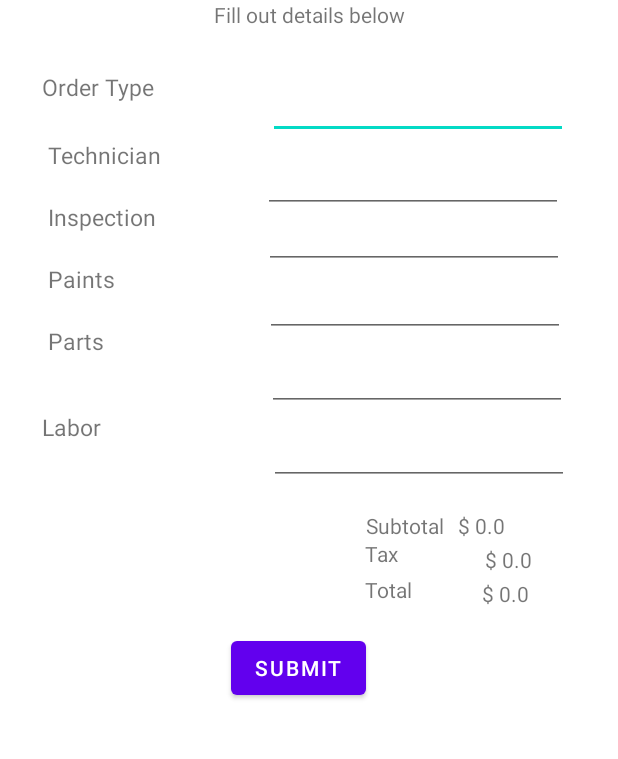
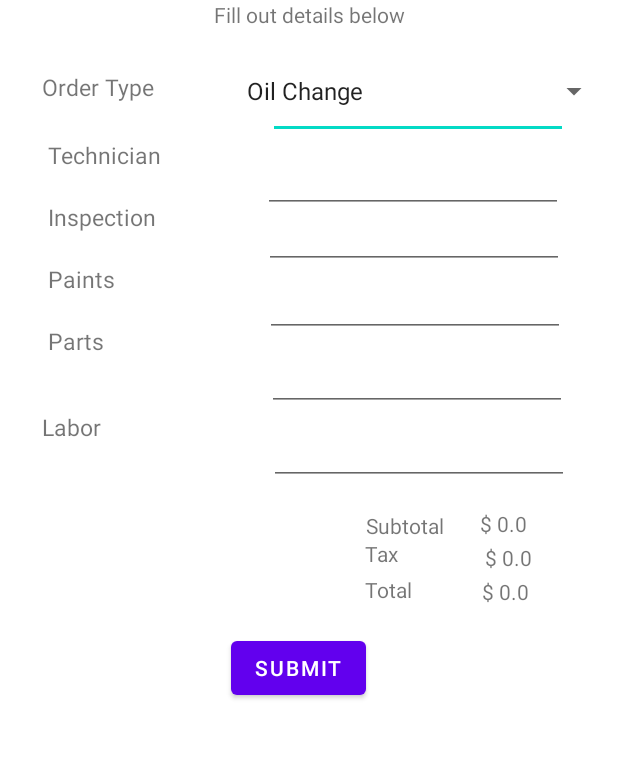
Before and after one commit to JaydenCruz2004/CSC2990-RepairOrder, an Android app: the screen it shows after launch (RepairOrderActivity), on a phone screen of 412 x 824 dp, the part 145-904 px from its top. Run offline under Robolectric (Android 15) with nearby library versions, the phone set to English and light mode, and no system bars.

```diff
--- a/app/src/main/java/com/example/repairorder/RepairOrderActivity.java
+++ b/app/src/main/java/com/example/repairorder/RepairOrderActivity.java
@@ -3,8 +3,11 @@ package com.example.repairorder;
 import android.os.Bundle;
 import android.util.Log;
 import android.view.View;
+import android.widget.AdapterView;
+import android.widget.ArrayAdapter;
 import android.widget.Button;
 import android.widget.EditText;
+import android.widget.Spinner;
 import android.widget.TextView;
 
 import androidx.activity.EdgeToEdge;
@@ -13,97 +16,111 @@ import androidx.core.graphics.Insets;
 import androidx.core.view.ViewCompat;
 import androidx.core.view.WindowInsetsCompat;
 
-import java.util.Random;
+import java.util.ArrayList;
 
 public class RepairOrderActivity extends AppCompatActivity {
-
-    double numbers =0.0;
 
     TextView totalTV;
     TextView subtotalTV;
     TextView taxTV;
-    Button submitB; //step 1 create button
+    Button submitB;
 
     EditText orderET;
-
     EditText techET;
-
     EditText paintET;
     EditText partsET;
-
     EditText laborET;
 
-//step 2 create listener
+    Spinner orderSpinner;
+    String selectedOrderType = "";
+
+
     View.OnClickListener buttonListener = new View.OnClickListener() {
         @Override
-        public void onClick(View v) {// step 4 write the code to do things
-
-
-
-            String orderTypeValue = orderET.getText().toString();
-            String techValue = techET.getText().toString();
-
+        public void onClick(View v) {
             String paintValue = paintET.getText().toString();
             String partsValue = partsET.getText().toString();
             String laborValue = laborET.getText().toString();
 
-            Integer paint = Integer.getInteger(paintValue);
-            Integer parts = Integer.getInteger(partsValue);
-            Integer labor = Integer.getInteger(laborValue);
+            int paint = Integer.parseInt(paintValue);
+            int parts = Integer.parseInt(partsValue);
+            int labor = Integer.parseInt(laborValue);
 
-            int subtotal = paint + parts + labor;
-            String v1 = "$" + subtotal;
+            double subtotal = paint + parts + labor;
+            String v1 = "$" + String.format("%.2f", subtotal);
             subtotalTV.setText(v1);
 
-            double tax = subtotal * 0.00926;
-
-            String v2 = String.valueOf('$' + tax);
+            double tax = subtotal * 0.0926;
+            String v2 = "$" + String.format("%.2f", tax);
             taxTV.setText(v2);
 
-            double totalofSum = subtotal + tax;
-            totalTV.setText((int) totalofSum);
+            double totalOfSum = subtotal + tax;
+            String v3 = "$" + String.format("%.2f", totalOfSum);
+            totalTV.setText(v3);
 
-            taxTV.setText((int) totalofSum);
-
-
-
+            Log.i("DEBUG", "Order type chosen: " + selectedOrderType);
         }
     };
 
-    //onCreate is the starting point of the activity
+    AdapterView.OnItemSelectedListener spinnerListener = new AdapterView.OnItemSelectedListener() {
+        @Override
+        public void onItemSelected(AdapterView<?> parent, View view, int position, long id) {
+            selectedOrderType = parent.getItemAtPosition(position).toString();
+            Log.i("DEBUG", "Selected Order Type: " + selectedOrderType);
+        }
+
+        @Override
+        public void onNothingSelected(AdapterView<?> parent) {
+            selectedOrderType = "";
+        }
+    };
+
+
     @Override
     protected void onCreate(Bundle savedInstanceState) {
         super.onCreate(savedInstanceState);
         EdgeToEdge.enable(this);
         setContentView(R.layout.activity_repair_order);
+
         ViewCompat.setOnApplyWindowInsetsListener(findViewById(R.id.main), (v, insets) -> {
             Insets systemBars = insets.getInsets(WindowInsetsCompat.Type.systemBars());
             v.setPadding(systemBars.left, systemBars.top, systemBars.right, systemBars.bottom);
             return insets;
+        });
+
+        orderSpinner = findViewById(R.id.spinnerOrderType);
+
+        // Create the ArrayList with  order types
+        ArrayList<String> orderList = new ArrayList<>();
+        orderList.add("Oil Change");
+        orderList.add("Tire Replacement");
+        orderList.add("Paint Job");
+        orderList.add("Brake Service");
+
+        // Create the adapter and set it to the spinner
+        ArrayAdapter<String> spinnerAdapter = new ArrayAdapter<>(
+                this,
+                android.R.layout.simple_spinner_item,
+                orderList
+        );
+        spinnerAdapter.setDropDownViewResource(android.R.layout.simple_spinner_dropdown_item);
+        orderSpinner.setAdapter(spinnerAdapter);
+        orderSpinner.setOnItemSelectedListener(spinnerListener);
 
 
-        });
-        totalTV = findViewById(R.id.textViewSub2);
-        subtotalTV = findViewById(R.id.textViewTotal2);
+        subtotalTV = findViewById(R.id.textViewSub2);
+        totalTV = findViewById(R.id.textViewTotal2);
+        taxTV = findViewById(R.id.textViewTax2);
         submitB = findViewById(R.id.buttonSubmit);
-        taxTV = findViewById(R.id.textViewTax2);
+
         orderET = findViewById(R.id.editTextOrderType);
         techET = findViewById(R.id.editTextTech);
-
-
         paintET = findViewById(R.id.editTextPaints);
         partsET = findViewById(R.id.editTextParts);
         laborET = findViewById(R.id.editTextLabor);
 
-        //step 3: register the listener to the button
         submitB.setOnClickListener(buttonListener);
 
-
-
-        String value = totalTV.getText().toString();
-
-        Log.i("TEST", value);
-
-
+        Log.i("TEST", "Activity started");
     }
 }
--- a/app/src/main/res/layout/activity_repair_order.xml
+++ b/app/src/main/res/layout/activity_repair_order.xml
@@ -38,10 +38,11 @@
         android:layout_width="wrap_content"
         android:layout_height="wrap_content"
         android:layout_marginStart="24dp"
-        android:layout_marginTop="17dp"
+        android:layout_marginTop="16dp"
         android:layout_marginEnd="2dp"
         android:text="@string/subtotalSum"
         app:layout_constraintEnd_toStartOf="@+id/textViewTax2"
+        app:layout_constraintHorizontal_bias="0.0"
         app:layout_constraintStart_toEndOf="@+id/textViewSubtotal3"
         app:layout_constraintTop_toBottomOf="@+id/editTextLabor" />
 
@@ -88,7 +89,7 @@
         android:id="@+id/textView4"
         android:layout_width="wrap_content"
         android:layout_height="wrap_content"
-        android:text="Fill out details below"
+        android:text="@string/fill_out_details_below"
         android:textSize="14sp"
         app:layout_constraintTop_toBottomOf="@id/textView"
         app:layout_constraintStart_toStartOf="parent"
@@ -104,7 +105,7 @@
         android:layout_height="wrap_content"
         android:layout_marginStart="28dp"
         android:layout_marginTop="28dp"
-        android:text="Order Type"
+        android:text="@string/order_type"
         android:textSize="15sp"
         app:layout_constraintStart_toStartOf="parent"
         app:layout_constraintTop_toBottomOf="@id/textView4" />
@@ -127,7 +128,7 @@
         android:layout_height="wrap_content"
         android:layout_marginStart="32dp"
         android:layout_marginTop="24dp"
-        android:text="Technician"
+        android:text="@string/technician"
         android:textSize="15sp"
         app:layout_constraintStart_toStartOf="parent"
         app:layout_constraintTop_toBottomOf="@id/textViewOrderType" />
@@ -147,7 +148,7 @@
         android:id="@+id/textViewInspection"
         android:layout_width="wrap_content"
         android:layout_height="wrap_content"
-        android:text="Inspection"
+        android:text="@string/inspection"
         android:textSize="15sp"
         app:layout_constraintTop_toBottomOf="@id/textViewTechnician"
         app:layout_constraintStart_toStartOf="parent"
@@ -169,7 +170,7 @@
         android:id="@+id/textViewPaints"
         android:layout_width="wrap_content"
         android:layout_height="wrap_content"
-        android:text="Paints"
+        android:text="@string/paints"
         android:textSize="15sp"
         app:layout_constraintTop_toBottomOf="@id/textViewInspection"
         app:layout_constraintStart_toStartOf="parent"
@@ -219,7 +220,7 @@
         android:layout_height="wrap_content"
         android:layout_marginStart="28dp"
         android:layout_marginTop="36dp"
-        android:text="Labor"
+        android:text="@string/labor"
         android:textSize="15sp"
         app:layout_constraintStart_toStartOf="parent"
         app:layout_constraintTop_toBottomOf="@id/textViewParts" />
@@ -262,5 +263,14 @@
         app:layout_constraintStart_toStartOf="parent"
         app:layout_constraintTop_toBottomOf="@+id/editTextLabor" />
 
+    <Spinner
+        android:id="@+id/spinnerOrderType"
+        android:layout_width="250dp"
+        android:layout_height="wrap_content"
+        android:layout_marginStart="54dp"
+        android:layout_marginTop="29dp"
+        app:layout_constraintStart_toEndOf="@+id/textViewOrderType"
+        app:layout_constraintTop_toBottomOf="@+id/textView4" />
+
 
 </androidx.constraintlayout.widget.ConstraintLayout>
--- a/app/src/main/res/values/strings.xml
+++ b/app/src/main/res/values/strings.xml
@@ -11,5 +11,20 @@
     <string name="submitButton">Submit</string>
     <string name="textViewTotal">Total</string>
     <string name="text7">Name</string>
+    <string name="labor">Labor</string>
+    <string name="paints">Paints</string>
+    <string name="inspection">Inspection</string>
+    <string name="technician">Technician</string>
+    <string name="order_type">Order Type</string>
+    <string name="fill_out_details_below">Fill out details below</string>
+    <string name="_0_0">$ 0.0</string>
+
+    <string-array name="order_types">
+        <item>Oil Change</item>
+        <item>Tire Replacement</item>
+        <item>Paint Job</item>
+        <item>Brake Service</item>
+    </string-array>
+
 
 </resources>
```
